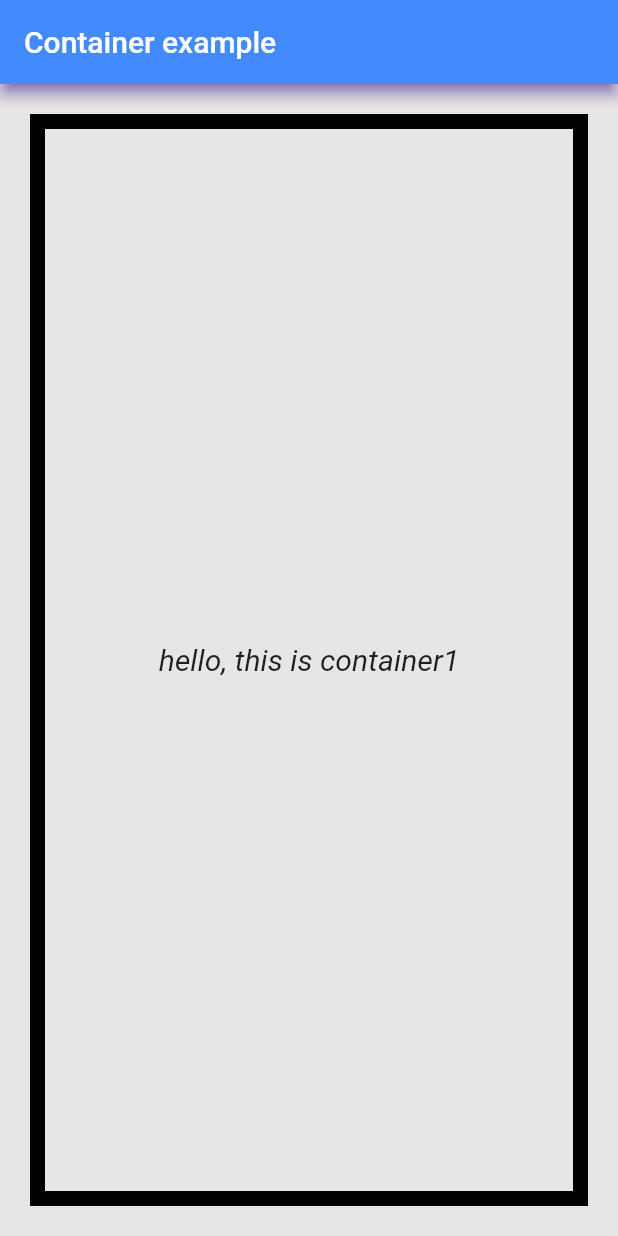
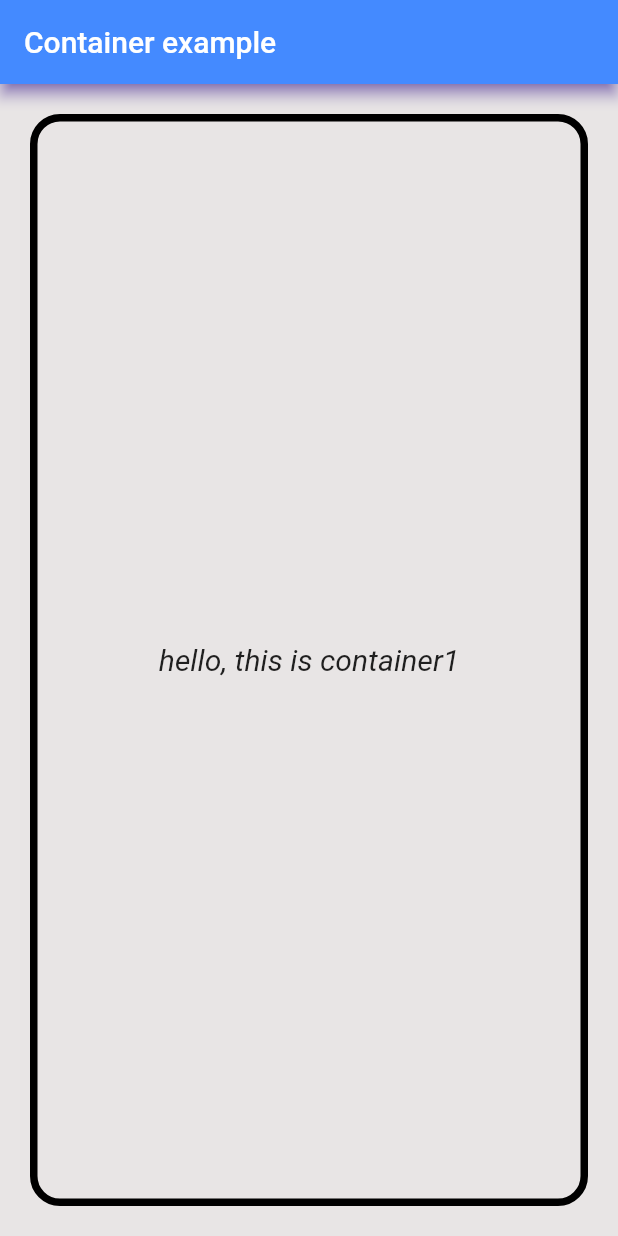
Before and after one commit to kirtijangid/container, a Flutter app: the screen it shows after launch, on a phone screen of 412 x 824 dp. Run offline on Flutter 3.47's test engine with Material 2 defaults, Android fonts, the phone set to English and light mode, and no system bars.

Commit message:
adding border radius to container

```diff
--- a/lib/main.dart
+++ b/lib/main.dart
@@ -43,7 +43,9 @@ class MyApp extends StatelessWidget {
               width: double.infinity,
               //color: const Color.fromARGB(255, 60, 158, 237),
               margin: EdgeInsets.all(20),
-              decoration: BoxDecoration(border: Border.all(color: Colors.black,width: 10),),
+              decoration: BoxDecoration(
+                border: Border.all(color: Colors.black,width: 5),
+                borderRadius: BorderRadius.circular(20)),
               alignment: Alignment.center,
               child: Text(
                 'hello, this is container1',
```
